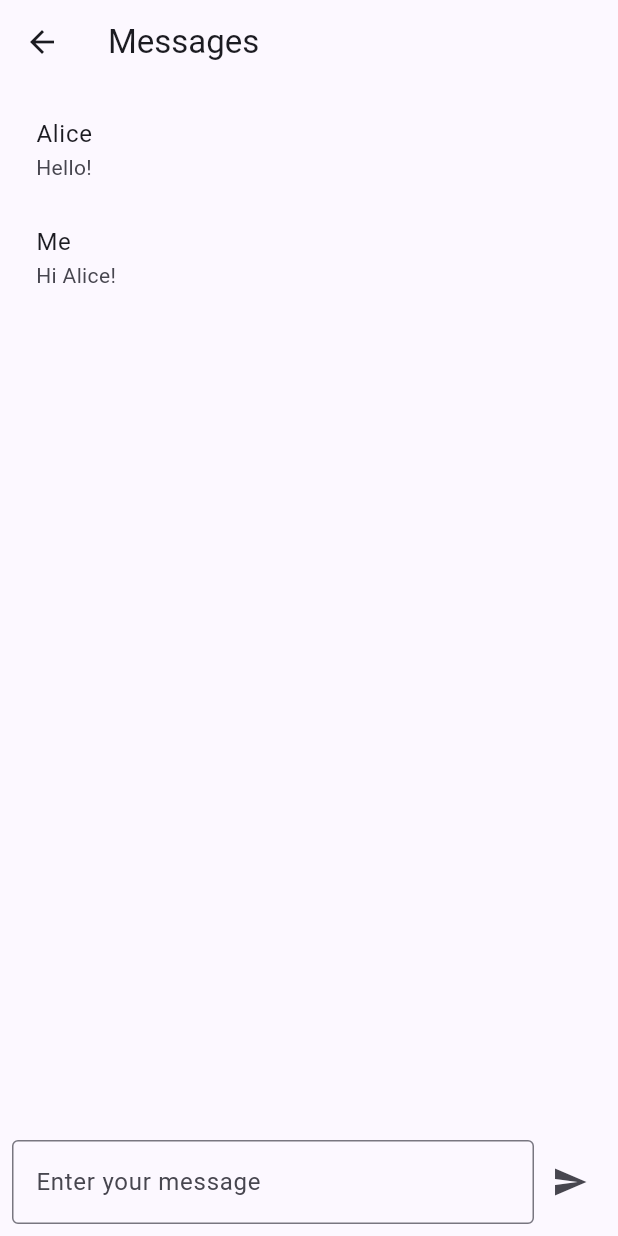
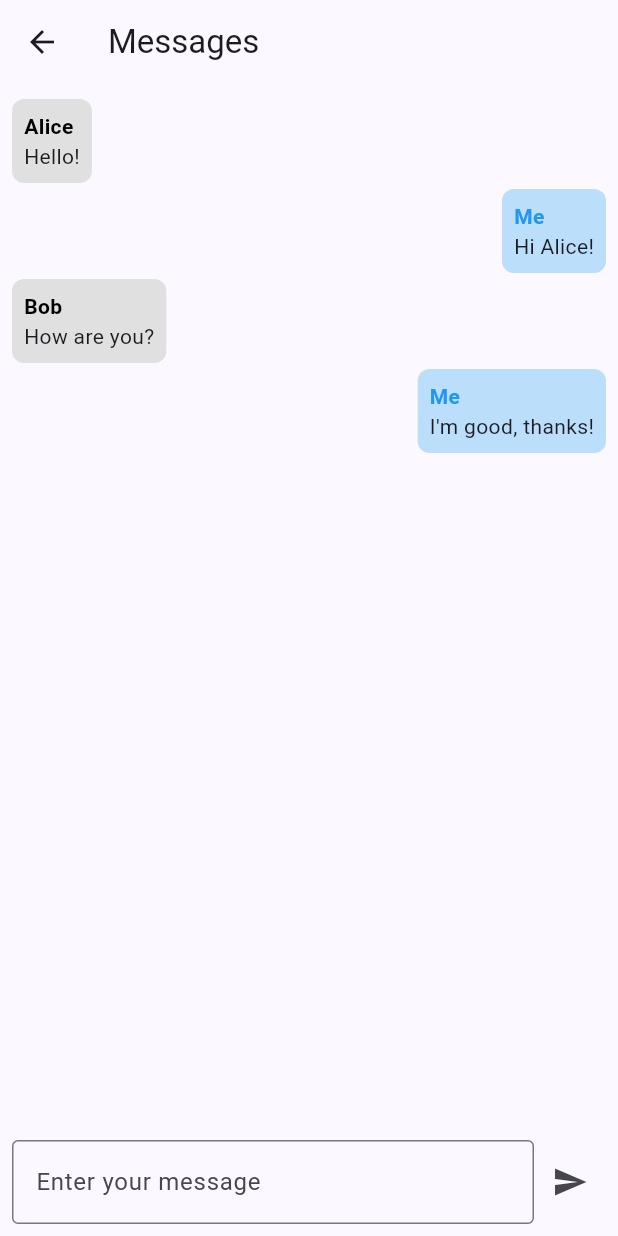
Before and after one commit to beyzacoban/OUA-Bootcamp-2024, a Flutter app: the MessagesPage screen opened directly, on a phone screen of 412 x 824 dp. Run offline on Flutter 3.47's test engine with Material 3 defaults, Android fonts, the phone set to English and light mode, and no system bars; our stand-ins replace firebase_auth, firebase_core, shared_preferences; accounts and stored records are empty; network calls fail.

Commit message:
Added new features

```diff
--- a/lib/pages/login_register_page.dart
+++ b/lib/pages/login_register_page.dart
@@ -132,7 +132,7 @@ class _LoginRegisterPageState extends State<LoginRegisterPage> {
                   }
                 },
                 style: ElevatedButton.styleFrom(
-                  primary: Colors.blue,
+                  backgroundColor: Colors.blue,
                   padding: const EdgeInsets.symmetric(vertical: 15),
                   shape: RoundedRectangleBorder(
                     borderRadius: BorderRadius.circular(10.0),
--- a/lib/pages/messages_page.dart
+++ b/lib/pages/messages_page.dart
@@ -11,6 +11,8 @@ class _MessagesPageState extends State<MessagesPage> {
   final List<Map<String, String>> _messages = [
     {'sender': 'Alice', 'message': 'Hello!'},
     {'sender': 'Me', 'message': 'Hi Alice!'},
+    {'sender': 'Bob', 'message': 'How are you?'},
+    {'sender': 'Me', 'message': 'I\'m good, thanks!'},
   ]; // Örnek mesajlar için başlangıç listesi
   final _messageController = TextEditingController();
 
@@ -42,9 +44,35 @@ class _MessagesPageState extends State<MessagesPage> {
               padding: const EdgeInsets.all(8.0),
               itemCount: _messages.length,
               itemBuilder: (context, index) {
-                return ListTile(
-                  title: Text(_messages[index]['sender']!),
-                  subtitle: Text(_messages[index]['message']!),
+                return Align(
+                  alignment: _messages[index]['sender'] == 'Me'
+                      ? Alignment.centerRight
+                      : Alignment.centerLeft,
+                  child: Container(
+                    padding: const EdgeInsets.all(8.0),
+                    margin: const EdgeInsets.symmetric(vertical: 2.0),
+                    decoration: BoxDecoration(
+                      color: _messages[index]['sender'] == 'Me'
+                          ? Colors.blue[100]
+                          : Colors.grey[300],
+                      borderRadius: BorderRadius.circular(8.0),
+                    ),
+                    child: Column(
+                      crossAxisAlignment: CrossAxisAlignment.start,
+                      children: [
+                        Text(
+                          _messages[index]['sender']!,
+                          style: TextStyle(
+                            fontWeight: FontWeight.bold,
+                            color: _messages[index]['sender'] == 'Me'
+                                ? Colors.blue
+                                : Colors.black,
+                          ),
+                        ),
+                        Text(_messages[index]['message']!),
+                      ],
+                    ),
+                  ),
                 );
               },
             ),
--- a/lib/pages/project_addition_page.dart
+++ b/lib/pages/project_addition_page.dart
@@ -67,10 +67,10 @@ class ProjectAdditionPage extends StatelessWidget {
                 },
                 style: ElevatedButton.styleFrom(
                   padding: const EdgeInsets.symmetric(vertical: 16.0),
+                  backgroundColor: Colors.teal,
                   shape: RoundedRectangleBorder(
                     borderRadius: BorderRadius.circular(10.0),
                   ),
-                  primary: Colors.teal,
                 ),
                 child: const Text(
                   "Add Project",
```
Also changed, not shown: lib/pages/home_page.dart (+48 -4 lines), lib/pages/profile_page.dart (+61 -27 lines), lib/pages/welcome_screen.dart (+9 -7 lines), pubspec.lock.
